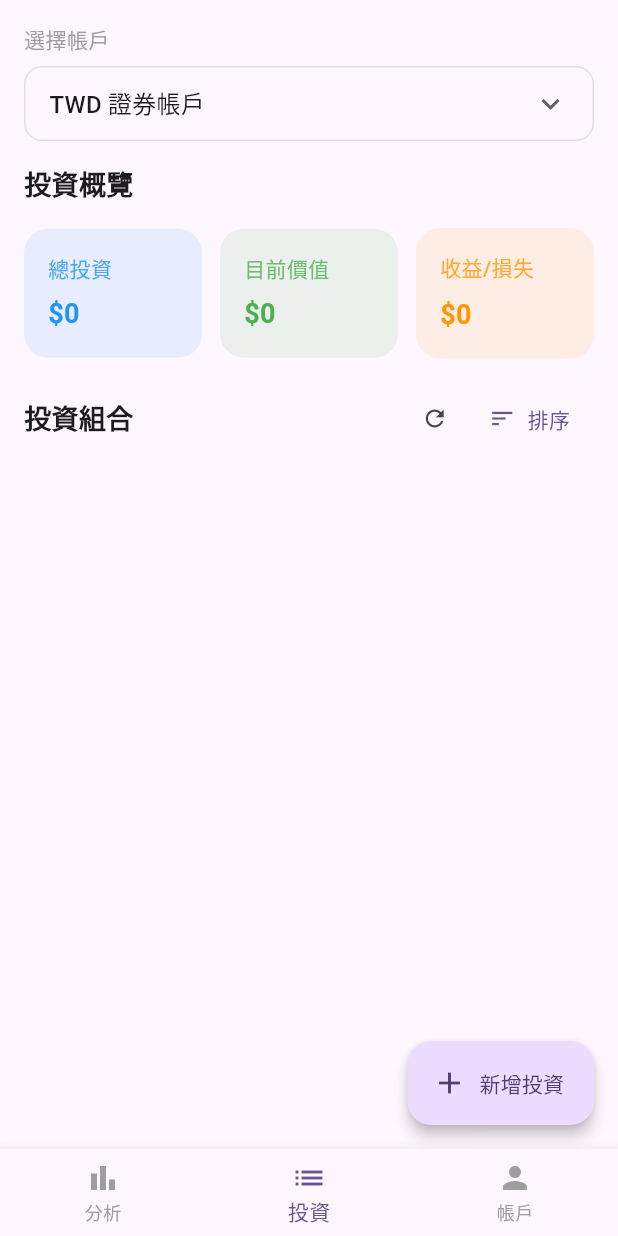
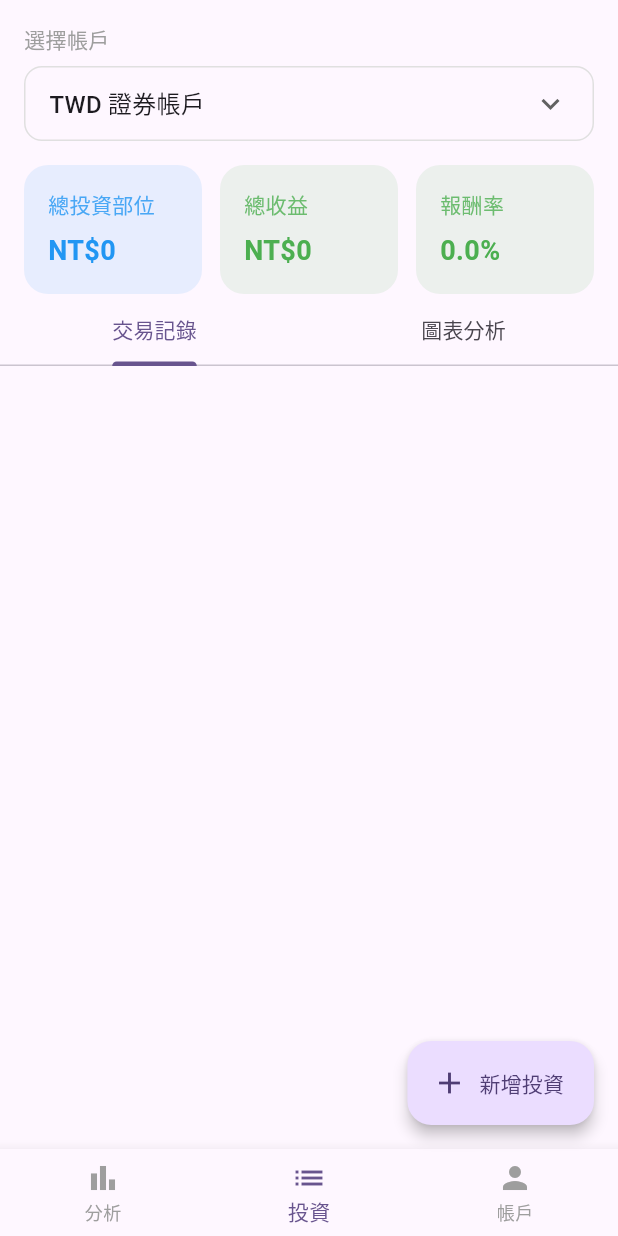
Before and after one commit to VictorChen199811/investment-app, a Flutter app: the screen it shows after launch, on a phone screen of 412 x 824 dp. Run offline on Flutter 3.47's test engine with Material 3 defaults, Android fonts, the phone set to English and light mode, and no system bars; our stand-ins replace sqflite; accounts and stored records are empty.

Commit message:
refactor: add tabs and summary metrics

```diff
--- a/lib/view/home/HomePage.dart
+++ b/lib/view/home/HomePage.dart
@@ -56,24 +56,31 @@ class _HomePageState extends State<HomePage> {
   Widget build(BuildContext context) {
     final theme = Theme.of(context);
 
-    // 避免在 build 方法中輸出日誌，因為它會在每次重建時執行
-    // 只在開發時輸出一條簡短的日誌，幫助調試
-    // print("重建 UI: ${_investments.length} 個投資項目");
-
-    return Scaffold(
+    return DefaultTabController(
+      length: 2,
+      child: Scaffold(
         backgroundColor: theme.colorScheme.background,
         body: SafeArea(
-        child: SingleChildScrollView(
           child: Column(
             crossAxisAlignment: CrossAxisAlignment.start,
             children: [
               _buildHeader(),
               _buildSummaryCards(),
-              _buildPortfolioSection(),
-              // 添加底部空間，防止內容被浮動按鈕遮擋
-              const SizedBox(height: 80),
+              const TabBar(
+                tabs: [
+                  Tab(text: '交易記錄'),
+                  Tab(text: '圖表分析'),
                 ],
               ),
+              Expanded(
+                child: TabBarView(
+                  children: [
+                    _buildTransactionList(),
+                    _buildChartAnalysis(),
+                  ],
+                ),
+              ),
+            ],
           ),
         ),
       floatingActionButton: FloatingActionButton.extended(
@@ -125,6 +132,7 @@ class _HomePageState extends State<HomePage> {
                 break;
             }
           },
+        ),
       ),
     );
   }
@@ -180,46 +188,37 @@ class _HomePageState extends State<HomePage> {
   }
 
   Widget _buildSummaryCards() {
-    // 使用更安全的方式計算總額
     double totalInvestment = _calculateTotalInvestment();
     double currentValue = _calculateCurrentValue();
-    double profitLoss = currentValue - totalInvestment;
+    double profit = currentValue - totalInvestment;
+    double returnRate = _calculateReturnRate();
 
-    return Container(
+    Color profitColor = profit >= 0 ? Colors.green : Colors.red;
+    Color rateColor = returnRate >= 0 ? Colors.green : Colors.red;
+
+    return Padding(
       padding: const EdgeInsets.symmetric(horizontal: 16.0),
-      child: Column(
-        crossAxisAlignment: CrossAxisAlignment.start,
-        children: [
-          const Text(
-            '投資概覽',
-            style: TextStyle(
-              fontSize: 18,
-              fontWeight: FontWeight.bold,
-            ),
-          ),
-          const SizedBox(height: 16),
-          Row(
+      child: Row(
         children: [
           Expanded(
-                child: _buildSummaryCard('總投資', totalInvestment, Colors.blue),
+            child: _buildSummaryCard('總投資部位', totalInvestment, Colors.blue),
           ),
           const SizedBox(width: 12),
           Expanded(
-                child: _buildSummaryCard('目前價值', currentValue, Colors.green),
+            child: _buildSummaryCard('總收益', profit, profitColor),
           ),
           const SizedBox(width: 12),
           Expanded(
-                child: _buildSummaryCard('收益/損失', profitLoss, Colors.orange),
-              ),
-            ],
+            child: _buildSummaryCard('報酬率', returnRate, rateColor,
+                isPercentage: true),
           ),
         ],
       ),
     );
-
   }
 
-  Widget _buildSummaryCard(String title, double amount, Color color) {
+  Widget _buildSummaryCard(String title, double amount, Color color,
+      {bool isPercentage = false}) {
     return Container(
       padding: const EdgeInsets.all(16),
       decoration: BoxDecoration(
@@ -239,7 +238,9 @@ class _HomePageState extends State<HomePage> {
           ),
           const SizedBox(height: 8),
           Text(
-            '\$${amount.toStringAsFixed(0)}',
+            isPercentage
+                ? '${amount.toStringAsFixed(1)}%'
+                : 'NT\$${amount.toStringAsFixed(0)}',
             style: TextStyle(
               fontSize: 18,
               fontWeight: FontWeight.bold,
@@ -251,107 +252,15 @@ class _HomePageState extends State<HomePage> {
     );
   }
 
-  Widget _buildPortfolioSection() {
-    // 創建數據快照，確保 UI 重建時使用當前數據
-    final investmentsSnapshot = List<Investment>.from(_investments);
-    // print("構建投資組合區段：${investmentsSnapshot.length} 個項目");
-
-    // // 遍歷並打印所有項目，幫助調試
-    // for (int i = 0; i < investmentsSnapshot.length; i++) {
-    //   print("  - 項目 $i: ${investmentsSnapshot[i].symbol}");
-    // }
-
-    return Padding(
-      padding: const EdgeInsets.all(16.0),
-      child: Column(
-        crossAxisAlignment: CrossAxisAlignment.start,
-        children: [
-          Row(
-            mainAxisAlignment: MainAxisAlignment.spaceBetween,
-            children: [
-              const Row(
-                children: [
-                  Text(
-                    '投資組合',
-                    style: TextStyle(
-                      fontSize: 18,
-                      fontWeight: FontWeight.bold,
-                    ),
-                  ),
-                  // 視覺標記，顯示黃金項目狀態
-                ],
-              ),
-              Row(
-                children: [
-                  // 添加刷新按鈕
-                  // 添加兩個按鈕：刷新和重置
-                  Row(
-                    children: [
-                      // 原有的刷新按鈕
-                      IconButton(
-                        onPressed: () {
-                          // 先執行診斷
-                          // print("\n===== 刷新前診斷 =====");
-                          // print("投資列表長度: ${_investments.length}");
-                          // for (int i = 0; i < _investments.length; i++) {
-                          //   print("  $i: ${_investments[i].symbol}");
-                          // }
-
-                          // 強制刷新 UI
-                          setState(() {
-                            // print("手動刷新 UI");
-                          });
-
-                          // 延遲執行第二次刷新，確保 UI 更新
-                          Future.delayed(const Duration(milliseconds: 300), () {
-                            setState(() {
-                              // print("二次刷新確認 - 當前項目數: ${_investments.length}");
-                            });
-                          });
+  Widget _buildTransactionList() {
+    return ListView.separated(
+      padding: const EdgeInsets.all(16),
+      itemCount: _investments.length,
+      itemBuilder: (context, index) {
+        final item = _investments[index];
+        return _buildTransactionTile(item);
       },
-                        icon: const Icon(Icons.refresh, size: 18),
-                        tooltip: '刷新列表',
-                      ),
-                    ],
-                  ),
-                  TextButton.icon(
-                    onPressed: () {},
-                    icon: const Icon(Icons.sort, size: 18),
-                    label: const Text('排序'),
-                  ),
-                ],
-              ),
-            ],
-          ),
-          const SizedBox(height: 16),
-          // 使用 Column 和 map 方法替代 ListView，避免在 SingleChildScrollView 中嵌套可滾動視圖
-          // 重新構建投資列表，使用最直接的方式處理數據
-          Column(
-            children: List.generate(investmentsSnapshot.length, (index) {
-              // 使用快照數據而不是直接引用 _investments
-              final Investment item = investmentsSnapshot[index];
-              final symbol = item.symbol;
-
-              final double cost = item.totalCost;
-              final double currentPrice = item.currentPrice;
-
-              return Column(
-                key: ValueKey('investment-$index-$symbol'), // 添加唯一 Key
-                children: [
-                  _buildInvestmentCard(
-                    key: ValueKey(symbol), // 為卡片添加 Key
-                    symbol: symbol,
-                    cost: cost,
-                    currentPrice: currentPrice,
-                  ),
-                  if (index < _investments.length - 1)
-                    const SizedBox(height: 12),
-                ],
-              );
-            }),
-          ),
-        ],
-      ),
+      separatorBuilder: (context, index) => const Divider(),
     );
   }
 
@@ -371,6 +280,12 @@ class _HomePageState extends State<HomePage> {
       total += investment.currentPrice;
     }
     return total;
+  }
+
+  double _calculateReturnRate() {
+    double totalCost = _calculateTotalInvestment();
+    if (totalCost == 0) return 0;
+    return ((_calculateCurrentValue() - totalCost) / totalCost) * 100;
   }
 
   // 計算投資項目的漲跌幅度 - 更加穩健的實現
@@ -410,6 +325,60 @@ class _HomePageState extends State<HomePage> {
         developer.log('Current investment count: ${_investments.length}');
       });
     }
+  }
+
+  Widget _buildTransactionTile(Investment item) {
+    final amount = item.totalCost;
+    final dateStr =
+        '${item.buyDate.year}-${item.buyDate.month.toString().padLeft(2, '0')}-${item.buyDate.day.toString().padLeft(2, '0')}';
+    return ListTile(
+      leading: const Icon(Icons.swap_vert),
+      title: Text(item.symbol),
+      subtitle: const Text('買入'),
+      trailing: Column(
+        mainAxisSize: MainAxisSize.min,
+        crossAxisAlignment: CrossAxisAlignment.end,
+        children: [
+          Text('金額 NT\$${amount.toStringAsFixed(0)}'),
+          Text('數量 ${item.quantity}'),
+          Text(
+            dateStr,
+            style: const TextStyle(fontSize: 12, color: Colors.grey),
+          ),
+        ],
+      ),
+    );
+  }
+
+  Widget _buildChartAnalysis() {
+    return SingleChildScrollView(
+      padding: const EdgeInsets.all(16),
+      child: Column(
+        children: [
+          Container(
+            height: 200,
+            color: Colors.blueGrey.withOpacity(0.1),
+            alignment: Alignment.center,
+            child: const Text('折線圖 Placeholder'),
+          ),
+          const SizedBox(height: 16),
+          Container(
+            height: 200,
+            color: Colors.blueGrey.withOpacity(0.1),
+            alignment: Alignment.center,
+            child: const Text('圓餅圖 Placeholder'),
+          ),
+          const SizedBox(height: 16),
+          Container(
+            height: 200,
+            color: Colors.blueGrey.withOpacity(0.1),
+            alignment: Alignment.center,
+            child: const Text('長條圖 Placeholder'),
+          ),
+          const SizedBox(height: 80),
+        ],
+      ),
+    );
   }
 
   Widget _buildInvestmentCard({
```
Lines whose indentation alone changed are shown as unchanged.
